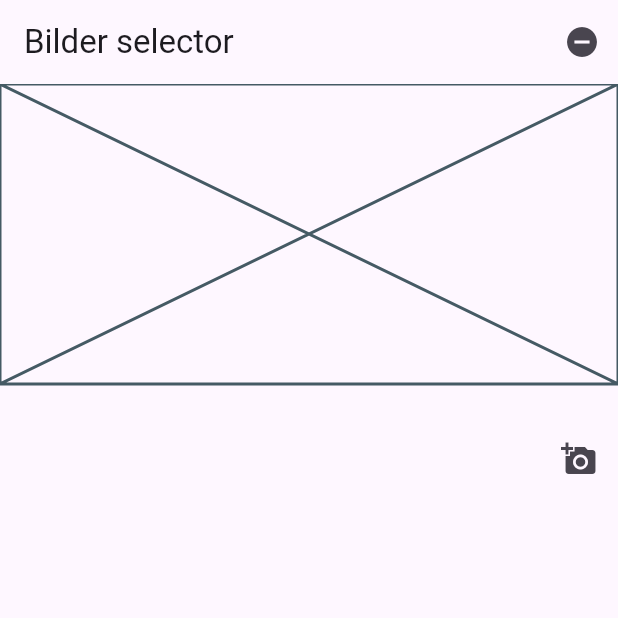
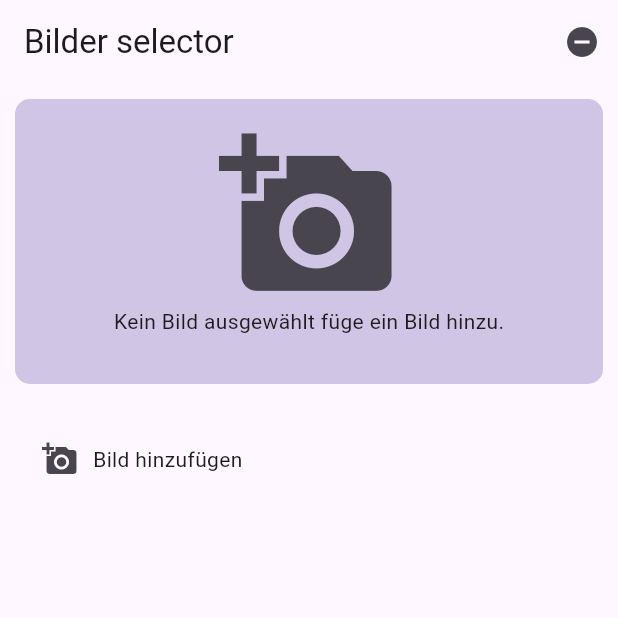
Before and after one commit to Lukas2019/camera_image_selector, a Flutter app: the screen it shows after launch, on a phone screen of 412 x 824 dp, the top half of it. Run offline on Flutter 3.47's test engine with Material 3 defaults, Android fonts, the phone set to English and light mode, and no system bars; our stand-ins replace camera, image_picker; missing offline and left inert: image_editor_plus.

Commit message:
overall better look

```diff
--- a/lib/camera_image_selector.dart
+++ b/lib/camera_image_selector.dart
@@ -1,6 +1,3 @@
-import 'dart:typed_data';
-
-import 'package:camera/camera.dart';
 import 'package:camera_image_selector/take_picture_screen.dart';
 import 'package:flutter/material.dart';
 import 'package:image_editor_plus/image_editor_plus.dart';
@@ -22,13 +19,15 @@ class _CameraImageSelectorState extends State<CameraImageSelector> {
   int _selectedIndex = 0;
 
   Future<void> _pickImages() async {
-    await Navigator.of(context).push(
+    await Navigator.of(context)
+        .push(
       MaterialPageRoute(
         builder: (context) => TakePictureScreen(
           imageController: widget.imageController,
         ),
       ),
-    ).then((value) {
+    )
+        .then((value) {
       setState(() {});
     });
   }
@@ -38,10 +37,8 @@ class _CameraImageSelectorState extends State<CameraImageSelector> {
     super.initState();
   }
 
-
   @override
   Widget build(BuildContext context) {
-
     return ListenableBuilder(
         listenable: widget.imageController,
         builder: (context, child) {
@@ -52,7 +49,8 @@ class _CameraImageSelectorState extends State<CameraImageSelector> {
                   height: 200,
                   child: Stack(
                     children: [
-                        Image.memory(widget.imageController.selectedImages[_selectedIndex]),
+                      Image.memory(widget
+                          .imageController.selectedImages[_selectedIndex]),
                       Positioned(
                         child: IconButton(
                           icon: Icon(Icons.edit),
@@ -65,16 +63,20 @@ class _CameraImageSelectorState extends State<CameraImageSelector> {
                               context,
                               MaterialPageRoute(
                                 builder: (context) => ImageEditor(
-                                image: widget.imageController.selectedImages[_selectedIndex],
+                                  image: widget.imageController
+                                      .selectedImages[_selectedIndex],
                                 ),
                               ),
                             );
 
                             if (editedImage != null) {
                               setState(() {
-                                widget.imageController.selectedImages[_selectedIndex] = editedImage;
+                                widget.imageController
+                                        .selectedImages[_selectedIndex] =
+                                    editedImage;
                               });
-                                widget.imageController.notifyListeners(); // Notify listeners of the change
+                              widget.imageController
+                                  .notifyListeners(); // Notify listeners of the change
                             }
                           },
                         ),
@@ -83,16 +85,37 @@ class _CameraImageSelectorState extends State<CameraImageSelector> {
                   ),
                 ),
               if (widget.imageController.selectedImages.isEmpty)
-                  SizedBox(height: 200, child: Placeholder()),
+                Container(
+                    padding: const EdgeInsets.all(10),
+                    margin: const EdgeInsets.fromLTRB(10, 10, 10, 0),
+                    decoration: BoxDecoration(
+                      borderRadius: BorderRadius.circular(10),
+                      color: Theme.of(context).primaryColor.withOpacity(0.3),
+                    ),
+                    height: 190,
+                    child: Center(
+                        child: IconButton(
+                          onPressed: _pickImages,
+                          icon: const Column(
+                                                children: [
+                          Icon(Icons.add_a_photo, size: 120,),
+                          Text(
+                            'Kein Bild ausgewählt füge ein Bild hinzu.',
+                          ),
+                                                ],
+                                              ),
+                        ))),
               Container(
                 height: 100,
                 child: Row(
                   children: [
-                      ListenableBuilder(
+                    widget.imageController.selectedImages.isNotEmpty
+                        ? ListenableBuilder(
                             listenable: widget.imageController,
                             builder: (context, child) {
                               return ImageSortList(
-                              selectedImages: widget.imageController.selectedImages,
+                                selectedImages:
+                                    widget.imageController,
                                 onImageSelected: (index) {
                                   setState(() {
                                     _selectedIndex = index;
@@ -100,8 +123,21 @@ class _CameraImageSelectorState extends State<CameraImageSelector> {
                                 },
                               );
                             },
-                      ),
-                      IconButton(
+                          )
+                        : Expanded(
+                            child: Center(
+                              child: IconButton(
+                                  onPressed: _pickImages,
+                                  icon: const Row(
+                                    children: [
+                                      SizedBox(width: 20,),
+                                      Icon(Icons.add_a_photo),
+                                      SizedBox(width: 10),
+                                      Text('Bild hinzufügen'),
+                                    ],
+                                  )),
+                            )),
+                    if(widget.imageController.selectedImages.isNotEmpty) IconButton(
                       icon: Icon(Icons.add_a_photo),
                       onPressed: _pickImages,
                     ),
@@ -110,7 +146,6 @@ class _CameraImageSelectorState extends State<CameraImageSelector> {
               ),
             ],
           );
-          }
-    );
+        });
   }
 }
--- a/lib/image_controller.dart
+++ b/lib/image_controller.dart
@@ -16,6 +16,11 @@ class ImageController extends ChangeNotifier {
     notifyListeners();
   }
 
+  void removeAt(int index) {
+    _selectedImages.removeAt(index);
+    notifyListeners();
+  }
+
   void clearImages() {
     _selectedImages.clear();
     notifyListeners();
--- a/pubspec.yaml
+++ b/pubspec.yaml
@@ -1,5 +1,5 @@
 name: camera_image_selector
-description: "A new Flutter plugin project."
+description: "Plugin to select Images from Camera and Gallery"
 version: 0.0.1
 homepage:
 
@@ -47,6 +47,7 @@ flutter:
 
   # To add assets to your plugin package, add an assets section, like this:
   # assets:
+  #  - packages/camera_image_selector/assets/NoImage.png
   #   - images/a_dot_burr.jpeg
   #   - images/a_dot_ham.jpeg
   #
```
Also changed, not shown: lib/ImageList.dart (+8 -5 lines), lib/take_picture_screen.dart (+38 -10 lines). Lines whose indentation alone changed are shown as unchanged.
